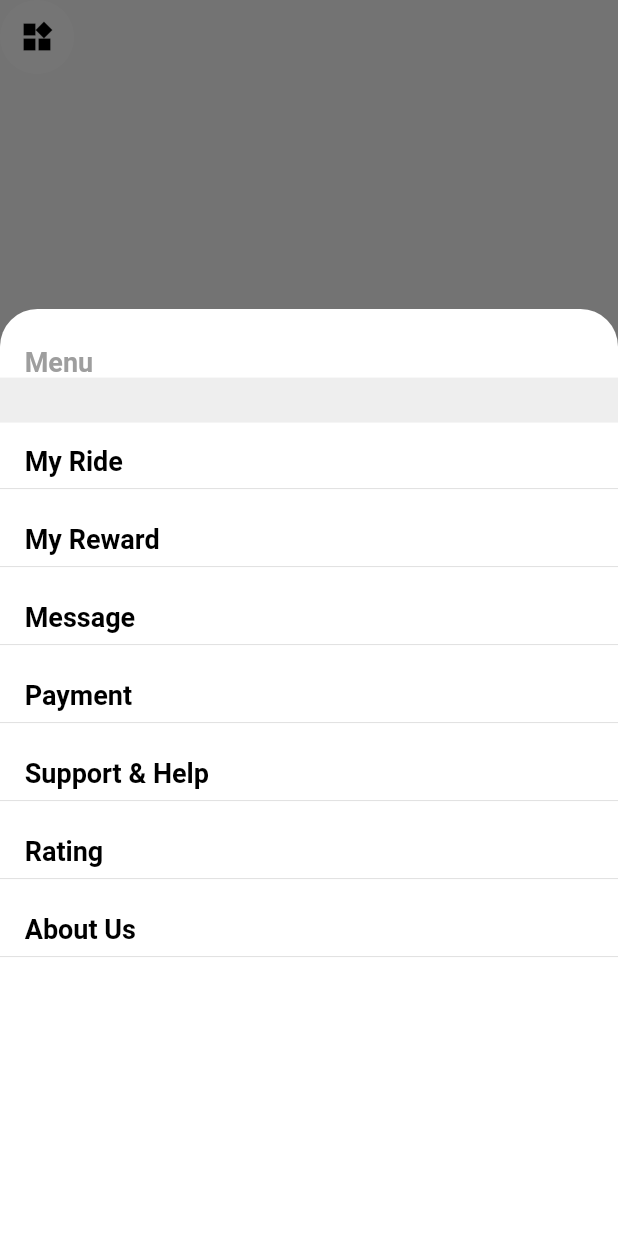
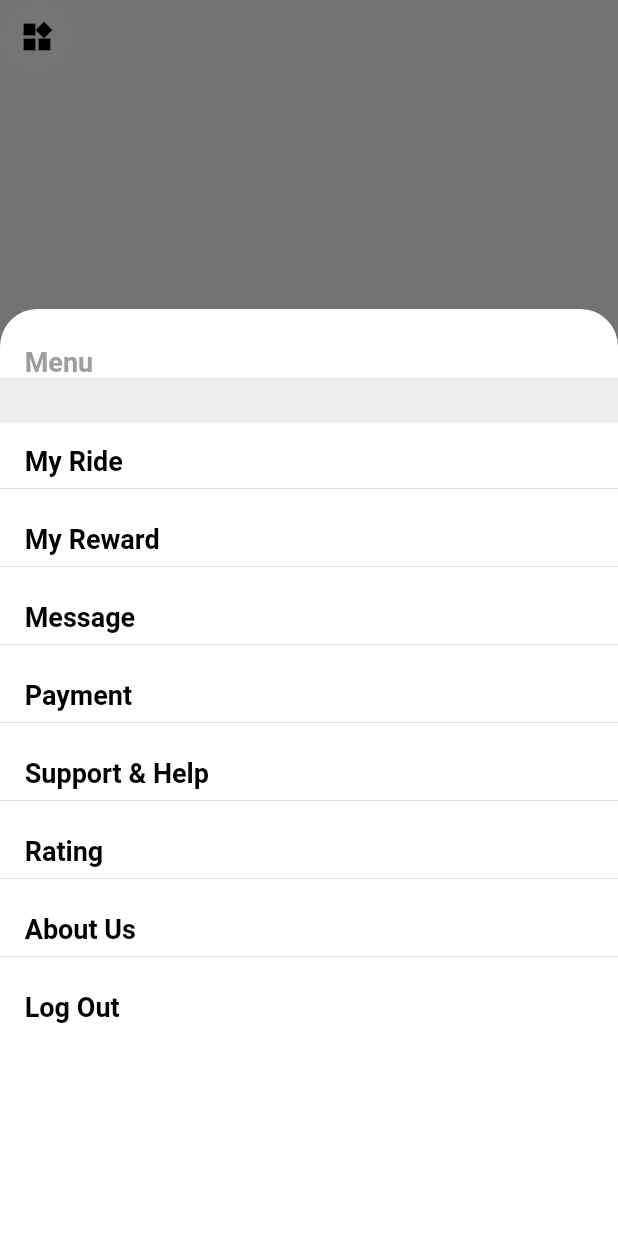
Before and after one commit to rocksolid911/ccdrivernew, a Flutter app: the MenuButton widget shown alone on an empty page, opened directly, after a tap on the "now widgets" icon, on a phone screen of 412 x 824 dp. Run offline on Flutter 3.47's test engine with Material 2 defaults, Android fonts, the phone set to English and light mode, and no system bars; our stand-ins replace charts_flutter, flutter_lorem, flutter_otp_text_field, flutter_rating_bar, get, lottie and 2 more; missing offline and left inert: flutter_expanded_tile, flutter_overlay_loader; accounts and stored records are empty; network calls fail.

Commit message:
fix-installation

```diff
--- a/lib/CAB/Driver/Home/widgets/menu_button.dart
+++ b/lib/CAB/Driver/Home/widgets/menu_button.dart
@@ -3,7 +3,10 @@ import 'package:ccdriver/CAB/Driver/support/screen/supportscreen.dart';
 import 'package:ccdriver/common/aboutus.dart';
 import 'package:ccdriver/common/messages.dart';
 import 'package:flutter/material.dart';
+import 'package:get/get.dart';
+import 'package:shared_preferences/shared_preferences.dart';
 
+import '../../../../common/Auth/screens/loginscreen.dart';
 import '../../payment/screens/newuserpayment.dart';
 
 class MenuButton extends StatelessWidget {
@@ -21,11 +24,11 @@ class MenuButton extends StatelessWidget {
           backgroundColor: Colors.transparent,
           builder: (context) => Container(
             height: MediaQuery.of(context).size.height * 0.75,
-            decoration: BoxDecoration(
+            decoration: const BoxDecoration(
               color: Colors.white,
               borderRadius: BorderRadius.only(
-                topLeft: const Radius.circular(25.0),
-                topRight: const Radius.circular(25.0),
+                topLeft: Radius.circular(25.0),
+                topRight: Radius.circular(25.0),
               ),
             ),
             child: Container(
@@ -37,81 +40,161 @@ class MenuButton extends StatelessWidget {
                   Container(
                       margin: EdgeInsets.only(
                           left: MediaQuery.of(context).size.height * 0.02),
-                      child: Text("Menu",style: TextStyle(fontWeight: FontWeight.bold,fontSize: 18,color: Colors.grey),)),
-                  Container(color: Color(0xFFEEEEEE),height: 30,),
+                      child: const Text(
+                        "Menu",
+                        style: TextStyle(
+                            fontWeight: FontWeight.bold,
+                            fontSize: 18,
+                            color: Colors.grey),
+                      )),
+                  Container(
+                    color: const Color(0xFFEEEEEE),
+                    height: 30,
+                  ),
                   InkWell(
                     onTap: () {
                       Navigator.push(
                         context,
                         MaterialPageRoute(
-                          builder: (context) =>MyRide(),
+                          builder: (context) => const MyRide(),
                         ),
                       );
                     },
                     child: Container(
                         margin: EdgeInsets.fromLTRB(
-                            MediaQuery.of(context).size.height * 0.02,15,0,0),
-                        child: Text("My Ride",style: TextStyle(fontWeight: FontWeight.bold,fontSize: 18),)),
+                            MediaQuery.of(context).size.height * 0.02,
+                            15,
+                            0,
+                            0),
+                        child: const Text(
+                          "My Ride",
+                          style: TextStyle(
+                              fontWeight: FontWeight.bold, fontSize: 18),
+                        )),
                   ),
-                  Divider(),
+                  const Divider(),
                   Container(
                       margin: EdgeInsets.fromLTRB(
-                          MediaQuery.of(context).size.height * 0.02,15,0,0),
-                      child: Text("My Reward",style: TextStyle(fontWeight: FontWeight.bold,fontSize: 18),)),
-                  Divider(),
+                          MediaQuery.of(context).size.height * 0.02, 15, 0, 0),
+                      child: const Text(
+                        "My Reward",
+                        style: TextStyle(
+                            fontWeight: FontWeight.bold, fontSize: 18),
+                      )),
+                  const Divider(),
                   GestureDetector(
-                    onTap: (){
+                    onTap: () {
                       Navigator.pop(context);
-                      Navigator.push(context, MaterialPageRoute(builder: (context)=>Message()));
-
+                      Navigator.push(
+                          context,
+                          MaterialPageRoute(
+                              builder: (context) => const Message()));
                     },
                     child: Container(
                         margin: EdgeInsets.fromLTRB(
-                            MediaQuery.of(context).size.height * 0.02,15,0,0),
-                        child: Text("Message",style: TextStyle(fontWeight: FontWeight.bold,fontSize: 18),)),
+                            MediaQuery.of(context).size.height * 0.02,
+                            15,
+                            0,
+                            0),
+                        child: const Text(
+                          "Message",
+                          style: TextStyle(
+                              fontWeight: FontWeight.bold, fontSize: 18),
+                        )),
                   ),
-                  Divider(),
+                  const Divider(),
                   GestureDetector(
-                    onTap: (){
+                    onTap: () {
                       Navigator.pop(context);
-                      Navigator.push(context, MaterialPageRoute(builder: (context)=>NewUpayment()));
-
+                      Navigator.push(
+                          context,
+                          MaterialPageRoute(
+                              builder: (context) => const NewUpayment()));
                     },
                     child: Container(
                         margin: EdgeInsets.fromLTRB(
-                            MediaQuery.of(context).size.height * 0.02,15,0,0),
-                        child: Text("Payment",style: TextStyle(fontWeight: FontWeight.bold,fontSize: 18),)),
+                            MediaQuery.of(context).size.height * 0.02,
+                            15,
+                            0,
+                            0),
+                        child: const Text(
+                          "Payment",
+                          style: TextStyle(
+                              fontWeight: FontWeight.bold, fontSize: 18),
+                        )),
                   ),
-                  Divider(),
+                  const Divider(),
                   GestureDetector(
-                    onTap: (){
+                    onTap: () {
                       Navigator.pop(context);
-                      Navigator.push(context, MaterialPageRoute(builder: (context)=>SupportHelp()));
-
+                      Navigator.push(
+                          context,
+                          MaterialPageRoute(
+                              builder: (context) => const SupportHelp()));
                     },
                     child: Container(
                         margin: EdgeInsets.fromLTRB(
-                            MediaQuery.of(context).size.height * 0.02,15,0,0),
-                        child: Text("Support & Help",style: TextStyle(fontWeight: FontWeight.bold,fontSize: 18),)),
+                            MediaQuery.of(context).size.height * 0.02,
+                            15,
+                            0,
+                            0),
+                        child: const Text(
+                          "Support & Help",
+                          style: TextStyle(
+                              fontWeight: FontWeight.bold, fontSize: 18),
+                        )),
                   ),
-                  Divider(),
+                  const Divider(),
                   Container(
                       margin: EdgeInsets.fromLTRB(
-                          MediaQuery.of(context).size.height * 0.02,15,0,0),
-                      child: Text("Rating",style: TextStyle(fontWeight: FontWeight.bold,fontSize: 18),)),
-                  Divider(),
+                          MediaQuery.of(context).size.height * 0.02, 15, 0, 0),
+                      child: const Text(
+                        "Rating",
+                        style: TextStyle(
+                            fontWeight: FontWeight.bold, fontSize: 18),
+                      )),
+                  const Divider(),
                   GestureDetector(
-                    onTap: (){
+                    onTap: () {
                       Navigator.pop(context);
-                      Navigator.push(context, MaterialPageRoute(builder: (context)=>AboutUs()));
-
+                      Navigator.push(
+                          context,
+                          MaterialPageRoute(
+                              builder: (context) => const AboutUs()));
                     },
                     child: Container(
                         margin: EdgeInsets.fromLTRB(
-                            MediaQuery.of(context).size.height * 0.02,15,0,0),
-                        child: Text("About Us",style: TextStyle(fontWeight: FontWeight.bold,fontSize: 18),)),
+                            MediaQuery.of(context).size.height * 0.02,
+                            15,
+                            0,
+                            0),
+                        child: const Text(
+                          "About Us",
+                          style: TextStyle(
+                              fontWeight: FontWeight.bold, fontSize: 18),
+                        )),
                   ),
-                  Divider(),
+                  const Divider(),
+                  GestureDetector(
+                    onTap: () async {
+                      SharedPreferences pref =
+                          await SharedPreferences.getInstance();
+
+                      pref.clear();
+                      Get.offAll(() => const LogIn());
+                    },
+                    child: Container(
+                        margin: EdgeInsets.fromLTRB(
+                            MediaQuery.of(context).size.height * 0.02,
+                            15,
+                            0,
+                            0),
+                        child: const Text(
+                          "Log Out",
+                          style: TextStyle(
+                              fontWeight: FontWeight.bold, fontSize: 18),
+                        )),
+                  ),
                 ],
               ),
             ),
@@ -121,8 +204,7 @@ class MenuButton extends StatelessWidget {
       child: CircleAvatar(
         backgroundColor: Colors.white,
         radius: MediaQuery.of(context).size.width * 0.06,
-        child: const Icon(Icons.widgets,
-            color: Colors.black),
+        child: const Icon(Icons.widgets, color: Colors.black),
       ),
     );
   }
--- a/lib/main.dart
+++ b/lib/main.dart
@@ -1,5 +1,6 @@
 import 'package:ccdriver/common/splashscreen.dart';
 import 'package:flutter/material.dart';
+import 'package:get/get.dart';
 
 void main() {
   runApp(const MyApp());
@@ -10,7 +11,7 @@ class MyApp extends StatelessWidget {
 
   @override
   Widget build(BuildContext context) {
-    return MaterialApp(
+    return GetMaterialApp(
       title: 'Splash Screen',
       theme: buildThemeData(),
       home: const SplashScreen(),
--- a/pubspec.yaml
+++ b/pubspec.yaml
@@ -38,6 +38,7 @@ dependencies:
   # carp_background_location: ^3.0.1
   flutter_overlay_loader: ^2.0.0
   toast: ^0.3.0
+  get: ^4.6.5
 
 dev_dependencies:
   flutter_test:
```
Also changed, not shown: lib/common/Auth/controller/auth_controller.dart (added, +90 -0 lines), lib/common/Auth/screens/loginscreen.dart (+41 -10 lines), lib/common/Auth/screens/passwordscreen.dart (+34 -12 lines), lib/common/splashscreen.dart (+35 -10 lines), lib/constant/api_endpoint.dart (added, +22 -0 lines), lib/constant/app_strings.dart (added, +8 -0 lines), pubspec.lock.
